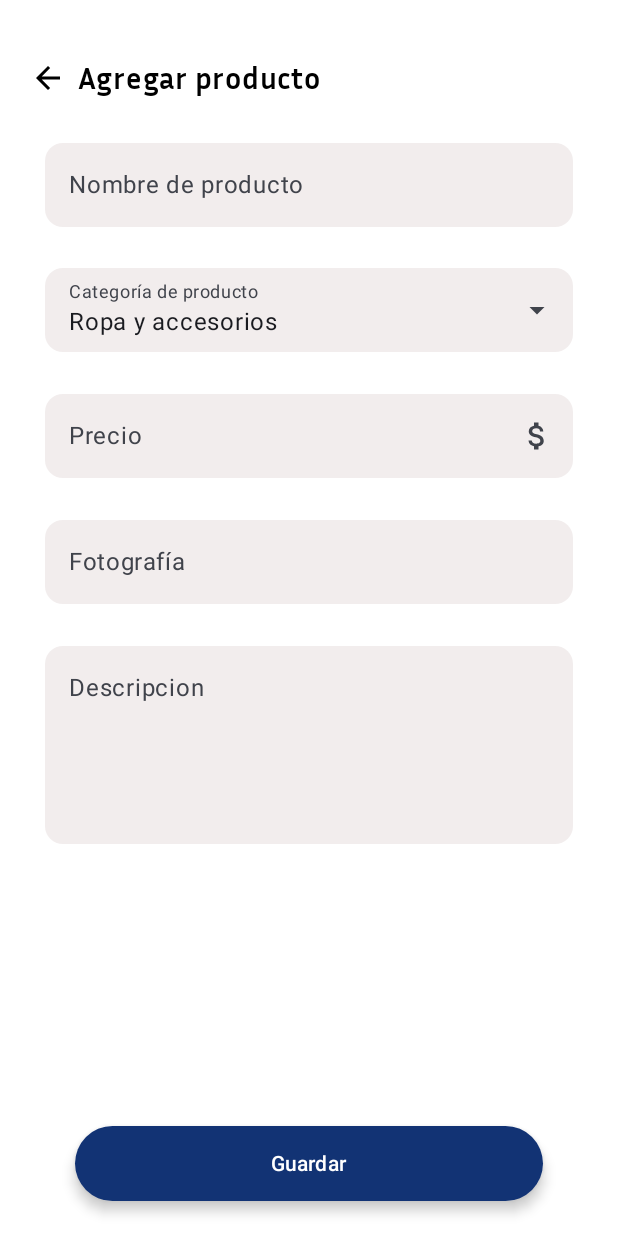
After one commit to PDM-24/proyecto-UCAmarket, an Android app built with Jetpack Compose: the composable AddProduct shown on its own in the app's theme, on a phone screen of 412 x 824 dp. The commit adds this screen. Run offline under Robolectric (Android 15) with nearby library versions, the phone set to English and light mode, and no system bars; 1 statement that could not run was skipped.

Commit message:
Agregar interfaz de añadir producto

```diff
--- /dev/null
+++ b/app/src/main/java/com/delgadojuarez/ucamarket/ui/component/AppButton.kt
@@ -0,0 +1,35 @@
+package com.delgadojuarez.ucamarket.ui.component
+
+import androidx.compose.foundation.layout.fillMaxWidth
+import androidx.compose.foundation.layout.height
+import androidx.compose.foundation.layout.padding
+import androidx.compose.material3.Button
+import androidx.compose.material3.ButtonDefaults
+import androidx.compose.material3.Text
+import androidx.compose.runtime.Composable
+import androidx.compose.ui.Modifier
+import androidx.compose.ui.graphics.Color
+import androidx.compose.ui.unit.Dp
+import androidx.compose.ui.unit.dp
+import com.delgadojuarez.ucamarket.ui.theme.azul
+
+@Composable
+fun AppButton(
+    text: String,
+    onClick: () -> Unit,
+    modifier: Modifier = Modifier,
+    backgroundColor: Color = azul,
+    elevation: Dp = 5.dp
+) {
+    Button(
+        onClick = onClick,
+        modifier = modifier
+            .fillMaxWidth()
+            .padding(horizontal = 50.dp)
+            .height(50.dp),
+        colors = ButtonDefaults.buttonColors(containerColor = backgroundColor),
+        elevation = ButtonDefaults.buttonElevation(elevation)
+    ) {
+        Text(text = text)
+    }
+}
--- /dev/null
+++ b/app/src/main/java/com/delgadojuarez/ucamarket/ui/component/CustomOutlinedTextField.kt
@@ -0,0 +1,40 @@
+package com.delgadojuarez.ucamarket.ui.component
+
+import androidx.compose.foundation.layout.fillMaxWidth
+import androidx.compose.foundation.layout.padding
+import androidx.compose.foundation.shape.RoundedCornerShape
+import androidx.compose.material3.ExperimentalMaterial3Api
+import androidx.compose.material3.OutlinedTextField
+import androidx.compose.material3.Text
+import androidx.compose.material3.TextFieldDefaults
+import androidx.compose.runtime.Composable
+import androidx.compose.ui.graphics.Color
+import androidx.compose.ui.unit.dp
+import com.delgadojuarez.ucamarket.ui.theme.grisTextFields
+import androidx.compose.ui.Modifier
+
+
+@OptIn(ExperimentalMaterial3Api::class)
+@Composable
+fun CustomOutlinedTextField(
+    value: String,
+    onValueChange: (String) -> Unit,
+    label: String,
+    modifier: Modifier = Modifier
+) {
+    OutlinedTextField(
+        value = value,
+        onValueChange = onValueChange,
+        label = { Text(text = label) },
+        colors = TextFieldDefaults.outlinedTextFieldColors(
+            containerColor = grisTextFields,
+            cursorColor = Color.Black,
+            focusedBorderColor = Color.Transparent,
+            unfocusedBorderColor = Color.Transparent
+        ),
+        shape = RoundedCornerShape(12.dp),
+        modifier = modifier
+            .fillMaxWidth()
+            .padding(horizontal = 30.dp)
+    )
+}
--- a/app/src/main/java/com/delgadojuarez/ucamarket/ui/navigation/Navigation.kt
+++ b/app/src/main/java/com/delgadojuarez/ucamarket/ui/navigation/Navigation.kt
@@ -6,6 +6,7 @@ import androidx.navigation.compose.NavHost
 import androidx.navigation.compose.composable
 import androidx.navigation.compose.rememberNavController
 import com.delgadojuarez.ucamarket.MainViewModel
+import com.delgadojuarez.ucamarket.ui.screens.AddProduct
 import com.delgadojuarez.ucamarket.ui.screens.Home
 import com.delgadojuarez.ucamarket.ui.screens.LoginScreen
 import com.delgadojuarez.ucamarket.ui.screens.ProductDetail
@@ -30,5 +31,8 @@ fun Navigation(
         composable(route = ScreenRoute.ProductDetail.route){
             ProductDetail()
         }
+        composable(route = ScreenRoute.Add.route){
+            AddProduct(viewModel, navController)
+        }
     }
 }
--- a/app/src/main/java/com/delgadojuarez/ucamarket/ui/navigation/ScreenRoute.kt
+++ b/app/src/main/java/com/delgadojuarez/ucamarket/ui/navigation/ScreenRoute.kt
@@ -5,4 +5,5 @@ sealed class ScreenRoute (var route: String){
     object Signup: ScreenRoute("Registro")
     object Home: ScreenRoute("Home")
     object ProductDetail: ScreenRoute("Detalle de producto")
+    object Add: ScreenRoute("Agregar producto")
 }
--- /dev/null
+++ b/app/src/main/java/com/delgadojuarez/ucamarket/ui/screens/AddProduct.kt
@@ -0,0 +1,212 @@
+package com.delgadojuarez.ucamarket.ui.screens
+
+import androidx.compose.foundation.background
+import androidx.compose.foundation.layout.Arrangement
+import androidx.compose.foundation.layout.Column
+import androidx.compose.foundation.layout.Spacer
+import androidx.compose.foundation.layout.fillMaxSize
+import androidx.compose.foundation.layout.fillMaxWidth
+import androidx.compose.foundation.layout.height
+import androidx.compose.foundation.layout.padding
+import androidx.compose.foundation.shape.RoundedCornerShape
+import androidx.compose.material.icons.Icons
+import androidx.compose.material.icons.filled.MailOutline
+import androidx.compose.material.icons.filled.Phone
+import androidx.compose.material.icons.filled.ShoppingCart
+import androidx.compose.material3.DropdownMenuItem
+import androidx.compose.material3.ExperimentalMaterial3Api
+import androidx.compose.material3.ExposedDropdownMenuBox
+import androidx.compose.material3.ExposedDropdownMenuDefaults
+import androidx.compose.material3.Icon
+import androidx.compose.material3.OutlinedTextField
+import androidx.compose.material3.Text
+import androidx.compose.material3.TextField
+import androidx.compose.material3.TextFieldDefaults
+import androidx.compose.runtime.Composable
+import androidx.compose.runtime.getValue
+import androidx.compose.runtime.mutableStateOf
+import androidx.compose.runtime.remember
+import androidx.compose.runtime.setValue
+import androidx.compose.ui.Alignment
+import androidx.compose.ui.Modifier
+import androidx.compose.ui.graphics.Color
+import androidx.compose.ui.res.painterResource
+import androidx.compose.ui.tooling.preview.Preview
+import androidx.compose.ui.unit.dp
+import androidx.navigation.NavController
+import androidx.navigation.compose.rememberNavController
+import com.delgadojuarez.ucamarket.MainViewModel
+import com.delgadojuarez.ucamarket.R
+import com.delgadojuarez.ucamarket.ui.component.AppButton
+import com.delgadojuarez.ucamarket.ui.component.CustomOutlinedTextField
+import com.delgadojuarez.ucamarket.ui.component.TopBar
+import com.delgadojuarez.ucamarket.ui.theme.grisTextFields
+
+@OptIn(ExperimentalMaterial3Api::class)
+@Composable
+fun AddProduct(
+    viewModel: MainViewModel,
+    navController: NavController
+){
+    var nombreProducto by remember {
+        mutableStateOf("")
+    }
+    var foto by remember {
+        mutableStateOf("")
+    }
+    var precio by remember {
+        mutableStateOf("")
+    }
+    var descripcion by remember {
+        mutableStateOf("")
+    }
+
+    // Variables para Dropdown Menu
+    var expanded by remember { mutableStateOf(false) }
+    val categoria = listOf(
+        "Ropa y accesorios",
+        "Tecnología",
+        "Comida",
+        "Materiales de estudio",
+        "Arte y artesanía",
+        "Servicios",
+        "Otro"
+    )
+    var selectedIndex by remember { mutableStateOf(categoria[0]) }
+
+    Column(
+        modifier = Modifier
+            .fillMaxSize()
+            .background(Color.White)
+    ) {
+        Spacer(modifier = Modifier.height(40.dp))
+
+        TopBar(
+            title = "Agregar producto",
+            navController = navController
+        )
+        Column(
+            modifier = Modifier.fillMaxSize(),
+            verticalArrangement = Arrangement.Center,
+            horizontalAlignment = Alignment.CenterHorizontally
+        ) {
+            CustomOutlinedTextField(
+                value = nombreProducto,
+                onValueChange = { nombreProducto = it },
+                label = "Nombre de producto"
+            )
+
+            Spacer(modifier = Modifier.height(27.dp))
+
+            ExposedDropdownMenuBox(
+                expanded = expanded,
+                onExpandedChange = { expanded = !expanded },
+                modifier = Modifier
+                    .fillMaxWidth()
+                    .padding(horizontal = 30.dp)
+            ) {
+                TextField(
+                    modifier = Modifier
+                        .fillMaxWidth()
+                        .menuAnchor(),
+                    value = selectedIndex,
+                    onValueChange = {},
+                    label = { Text(text = "Categoría de producto") },
+                    colors = TextFieldDefaults.outlinedTextFieldColors(
+                        containerColor = grisTextFields,
+                        cursorColor = Color.Black,
+                        focusedBorderColor = Color.Transparent,
+                        unfocusedBorderColor = Color.Transparent
+                    ),
+                    shape = RoundedCornerShape(12.dp),
+                    readOnly = true,
+                    trailingIcon = { ExposedDropdownMenuDefaults.TrailingIcon(expanded = expanded) }
+                )
+                ExposedDropdownMenu(expanded = expanded, onDismissRequest = { expanded = false }) {
+                    categoria.forEachIndexed { index, Categoria ->
+                        DropdownMenuItem(
+                            text = { Text(text = Categoria) },
+                            onClick = {
+                                selectedIndex = categoria[index]
+                                expanded = false
+                            },
+                            contentPadding = ExposedDropdownMenuDefaults.ItemContentPadding
+                        )
+                    }
+                }
+            }
+
+            Spacer(modifier = Modifier.height(20.dp))
+
+            OutlinedTextField(
+                value = precio,
+                onValueChange = { precio = it },
+                label = { Text(text = "Precio") },
+                trailingIcon = { Icon(painter = painterResource(id = R.drawable.baseline_attach_money_24), contentDescription = "Precio")},
+                colors = TextFieldDefaults.outlinedTextFieldColors(
+                    containerColor = grisTextFields,
+                    cursorColor = Color.Black,
+                    focusedBorderColor = Color.Transparent,
+                    unfocusedBorderColor = Color.Transparent
+                ),
+                shape = RoundedCornerShape(12.dp),
+                modifier = Modifier
+                    .fillMaxWidth()
+                    .padding(horizontal = 30.dp)
+            )
+
+            Spacer(modifier = Modifier.height(20.dp))
+
+            CustomOutlinedTextField(
+                value = foto,
+                onValueChange = { foto = it },
+                label = "Fotografía"
+            )
+
+            Spacer(modifier = Modifier.height(20.dp))
+
+            OutlinedTextField(
+                value = descripcion,
+                onValueChange = { descripcion = it },
+                label = { Text(text = "Descripcion") },
+                singleLine = false,
+                colors = TextFieldDefaults.outlinedTextFieldColors(
+                    containerColor = grisTextFields,
+                    cursorColor = Color.Black,
+                    focusedBorderColor = Color.Transparent,
+                    unfocusedBorderColor = Color.Transparent
+                ),
+                shape = RoundedCornerShape(12.dp),
+                modifier = Modifier
+                    .fillMaxWidth()
+                    .padding(horizontal = 30.dp)
+                    .height(140.dp)
+            )
+
+            Spacer(modifier = Modifier.height(128.dp))
+            Spacer(modifier = Modifier.height(60.dp))
+
+            AppButton(
+                text = "Guardar",
+                onClick = {
+                    // Accion al dar click
+                }
+            )
+
+        }
+    }
+}
+
+@Preview(showBackground = true)
+@Composable
+fun AddProductPreview() {
+    // Aquí debes crear instancias ficticias de tus dependencias, como el viewModel y navController
+    // Para el preview, puedes pasar instancias vacías o mocks.
+    val fakeViewModel = MainViewModel()
+    val fakeNavController = rememberNavController()
+
+    AddProduct(
+        viewModel = fakeViewModel,
+        navController = fakeNavController
+    )
+}
--- a/app/src/main/java/com/delgadojuarez/ucamarket/ui/screens/SignupScreen.kt
+++ b/app/src/main/java/com/delgadojuarez/ucamarket/ui/screens/SignupScreen.kt
@@ -74,6 +74,7 @@ fun SignupScreen(
         mutableStateOf("")
     }
 
+    // Variables para Dropdown Menu
     var expanded by remember { mutableStateOf(false) }
     val usuarios = listOf(
         "Cliente",
--- /dev/null
+++ b/app/src/main/res/drawable/baseline_attach_money_24.xml
@@ -0,0 +1,5 @@
+<vector xmlns:android="http://schemas.android.com/apk/res/android" android:height="24dp" android:tint="#000000" android:viewportHeight="24" android:viewportWidth="24" android:width="24dp">
+
+    <path android:fillColor="@android:color/white" android:pathData="M11.8,10.9c-2.27,-0.59 -3,-1.2 -3,-2.15 0,-1.09 1.01,-1.85 2.7,-1.85 1.78,0 2.44,0.85 2.5,2.1h2.21c-0.07,-1.72 -1.12,-3.3 -3.21,-3.81V3h-3v2.16c-1.94,0.42 -3.5,1.68 -3.5,3.61 0,2.31 1.91,3.46 4.7,4.13 2.5,0.6 3,1.48 3,2.41 0,0.69 -0.49,1.79 -2.7,1.79 -2.06,0 -2.87,-0.92 -2.98,-2.1h-2.2c0.12,2.19 1.76,3.42 3.68,3.83V21h3v-2.15c1.95,-0.37 3.5,-1.5 3.5,-3.55 0,-2.84 -2.43,-3.81 -4.7,-4.4z"/>
+
+</vector>
```
